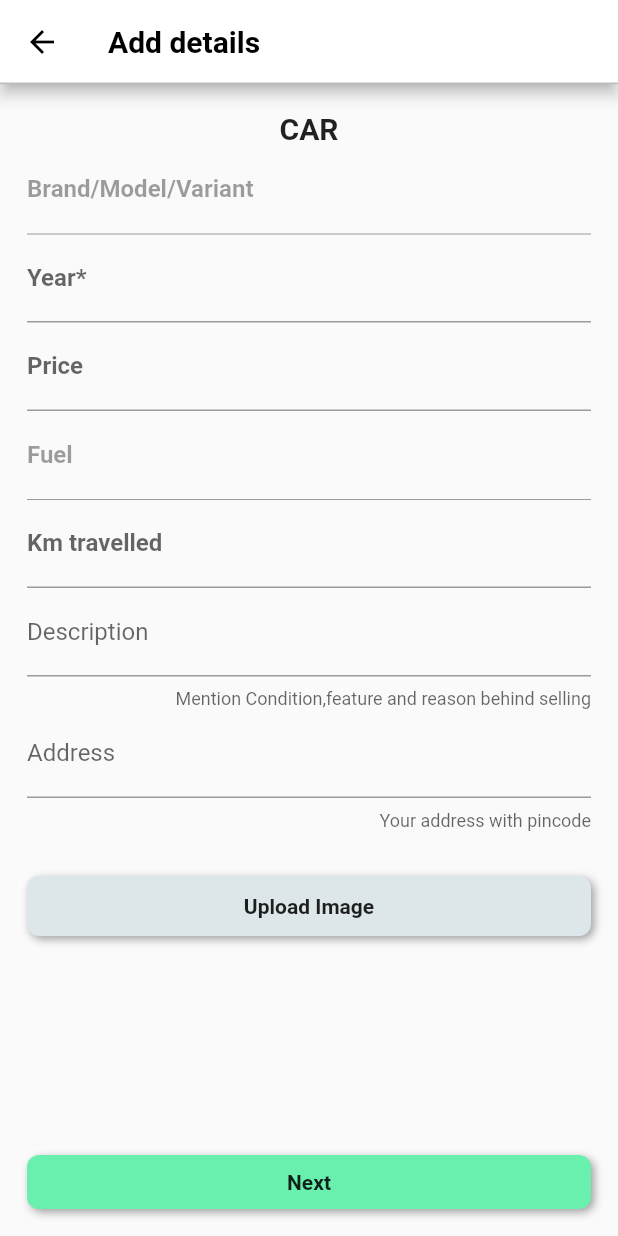
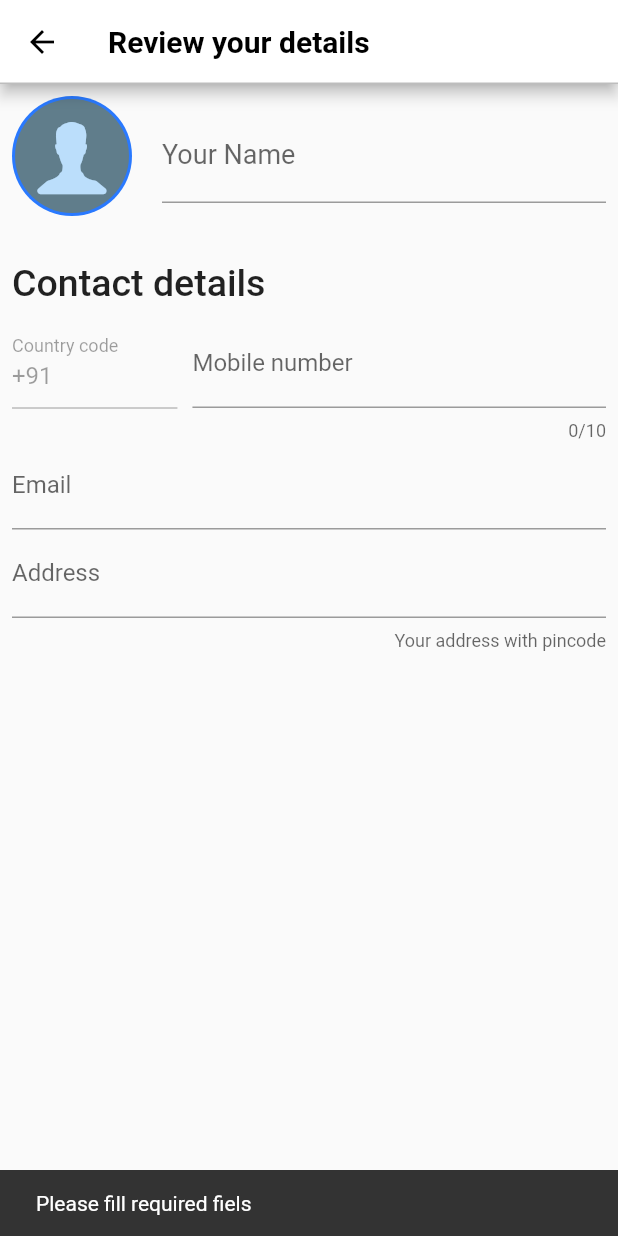
Before and after one commit to srivaayush/olx, a Flutter app: the seller_form screen opened directly, after a tap on "Next", on a phone screen of 412 x 824 dp. Run offline on Flutter 3.47's test engine with Material 2 defaults, Android fonts, the phone set to English and light mode, and no system bars; drawn by our look-alikes of flutter_neumorphic; our stand-ins replace cloud_firestore, email_validator, firebase_auth, firebase_core, firebase_storage, flutter_signin_button and 3 more; missing offline and left inert: dart:ffi, flutter_facebook_auth, galleryimage; accounts and stored records are empty; statements that could not run were skipped.

Commit message:
review_screen++

```diff
--- /dev/null
+++ b/lib/form/UserReviewScreen.dart
@@ -0,0 +1,179 @@
+import 'package:flutter/cupertino.dart';
+import 'package:flutter/material.dart';
+import 'package:email_validator/email_validator.dart';
+import 'package:olx/form/cat_provider.dart';
+import 'package:provider/provider.dart';
+
+class UserReviewScreen extends StatefulWidget {
+  const UserReviewScreen({Key? key}) : super(key: key);
+  static const String id = 'user-review-screen';
+  static final _formkey = GlobalKey<FormState>();
+
+  @override
+  _UserReviewScreenState createState() => _UserReviewScreenState();
+}
+
+class _UserReviewScreenState extends State<UserReviewScreen> {
+  var _nameController = TextEditingController();
+  var _countryController = TextEditingController(text: '+91');
+  var _phoneController = TextEditingController();
+  var _emailController = TextEditingController();
+  var _addressController = TextEditingController();
+
+  @override
+  void didChangeDependencies() {
+    var _provider = Provider.of<CategoryProvider>(context);
+    _provider.getuserDetails();
+    setState(() {
+      _nameController = _provider.userDetails.data().toString().contains('name')
+          ? _provider.userDetails['name']
+          : '';
+      _countryController =
+          _provider.userDetails.data().toString().contains('country')
+              ? _provider.userDetails['country']
+              : '';
+      _phoneController =
+          _provider.userDetails.data().toString().contains('phone')
+              ? _provider.userDetails['phone']
+              : '';
+      _emailController =
+          _provider.userDetails.data().toString().contains('email')
+              ? _provider.userDetails['email']
+              : '';
+      _addressController =
+          _provider.userDetails.data().toString().contains('address')
+              ? _provider.userDetails['address']
+              : '';
+    });
+    super.didChangeDependencies();
+  }
+
+  @override
+  Widget build(BuildContext context) {
+    return Scaffold(
+      appBar: AppBar(
+          backgroundColor: Colors.white,
+          title: Text("Review your details",
+              style:
+                  TextStyle(color: Colors.black, fontWeight: FontWeight.bold)),
+          iconTheme: IconThemeData(color: Colors.black),
+          shape: Border(
+            bottom: BorderSide(
+                color: Colors.grey.shade400, style: BorderStyle.solid),
+          )),
+      body: Form(
+        key: UserReviewScreen._formkey,
+        child: Padding(
+          padding: const EdgeInsets.all(8.0),
+          child: Column(
+            crossAxisAlignment: CrossAxisAlignment.start,
+            children: [
+              Row(
+                children: [
+                  CircleAvatar(
+                    backgroundColor: Colors.blueAccent.shade400,
+                    radius: 40,
+                    child: CircleAvatar(
+                      backgroundColor: Colors.blueGrey.shade500,
+                      radius: 38,
+                      child: Icon(
+                        CupertinoIcons.person_alt,
+                        size: 60,
+                      ),
+                    ),
+                  ),
+                  SizedBox(
+                    width: 20,
+                  ),
+                  Expanded(
+                      child: TextFormField(
+                    controller: _nameController,
+                    style: TextStyle(
+                      fontSize: 18,
+                    ),
+                    decoration: InputDecoration(
+                      labelText: 'Your Name',
+                    ),
+                    validator: (value) {
+                      if (value!.isEmpty) return 'Enter your name';
+
+                      return null;
+                    },
+                  ))
+                ],
+              ),
+              SizedBox(height: 30),
+              Text("Contact details",
+                  style: TextStyle(fontSize: 25, fontWeight: FontWeight.w500)),
+              SizedBox(height: 10),
+              Row(
+                children: [
+                  Expanded(
+                      flex: 2,
+                      child: TextFormField(
+                        controller: _countryController,
+                        enabled: false,
+                        decoration: InputDecoration(
+                          labelText: 'Country code',
+                          helperText: '', //just to align numbering
+                        ),
+                      )),
+                  SizedBox(width: 10),
+                  Expanded(
+                    flex: 5,
+                    child: TextFormField(
+                      controller: _phoneController,
+                      keyboardType: TextInputType.number,
+                      decoration: InputDecoration(
+                        labelText: 'Mobile number',
+                      ),
+                      maxLength: 10,
+                      validator: (value) {
+                        if (value!.isEmpty) return 'Enter Mobile number';
+                        if (value.length < 10)
+                          return 'Enter correct Mobile number';
+                        return null;
+                      },
+                    ),
+                  ),
+                ],
+              ),
+              TextFormField(
+                controller: _emailController,
+                decoration: InputDecoration(
+                  labelText: 'Email',
+                ),
+                validator: (value) {
+                  final bool isvalid = EmailValidator.validate(_emailController
+                      .text); // import 'package:email_validator/email_validator.dart';
+                  if (value == null || value.isEmpty) {
+                    return 'Enter Email';
+                  }
+                  if (value.isNotEmpty && isvalid == false)
+                    return 'Enter valid Email';
+                  return null;
+                },
+              ),
+              TextFormField(
+                controller: _addressController,
+                keyboardType: TextInputType.text,
+                minLines: 1,
+                maxLines: 4,
+                decoration: InputDecoration(
+                  labelText: 'Address',
+                  counterText: 'Your address with pincode',
+                ),
+                validator: (value) {
+                  if (value!.isEmpty) {
+                    return 'Fill required fields';
+                  }
+                  return null;
+                },
+              ),
+            ],
+          ),
+        ),
+      ),
+    );
+  }
+}
--- a/lib/form/cat_provider.dart
+++ b/lib/form/cat_provider.dart
@@ -1,11 +1,16 @@
 import 'package:cloud_firestore/cloud_firestore.dart';
 import 'package:flutter/cupertino.dart';
+import 'package:olx/services/firebase_services.dart';
 import 'package:provider/provider.dart';
 
 class CategoryProvider extends ChangeNotifier {
+  FirebaseService _service = FirebaseService();
+
   late DocumentSnapshot doc;
+  late DocumentSnapshot userDetails;
   late String SelectedCategory;
   List<String> urlList = [];
+  Map<String, dynamic> dataToFirestore = {};
 
   getCategory(selectedCat) {
     this.SelectedCategory = selectedCat;
@@ -21,4 +26,16 @@ class CategoryProvider extends ChangeNotifier {
     this.urlList.add(url);
     notifyListeners();
   }
+
+  getData(data) {
+    this.dataToFirestore = data;
+    notifyListeners();
+  }
+
+  getuserDetails() {
+    _service.getUserData().then((value) {
+      this.userDetails = value;
+      notifyListeners();
+    });
+  }
 }
--- a/lib/form/seller_form.dart
+++ b/lib/form/seller_form.dart
@@ -1,8 +1,10 @@
+import 'dart:ffi';
 import 'dart:ui';
 
 import 'package:flutter/material.dart';
 import 'package:flutter_neumorphic/flutter_neumorphic.dart';
 import 'package:galleryimage/galleryimage.dart';
+import 'package:olx/form/UserReviewScreen.dart';
 import 'package:olx/form/cat_provider.dart';
 import 'package:olx/services/firebase_services.dart';
 import 'package:olx/widgets/ImagePickerWidget.dart';
@@ -25,25 +27,63 @@ class _seller_formState extends State<seller_form> {
   var _priceController = TextEditingController();
   var _fuelController = TextEditingController();
   var _kmController = TextEditingController();
-  var _addressController = TextEditingController();
+  var _descriptionController = TextEditingController();
 
   List<String> _fuelList = ['Diesel', 'Petrol', 'Electric', 'Gas'];
 
-  validate() {
+  validate(CategoryProvider provider) {
     if (_formkey.currentState!.validate()) {
-      print('validated');
+      if (provider.urlList.length > 0) {
+        provider.dataToFirestore.addAll({
+          'category': provider.SelectedCategory,
+          'brand': _brandController,
+          'year': _yearController,
+          'price': _priceController,
+          'fuel': _fuelController,
+          'kmDrive': _kmController,
+          'description': _descriptionController,
+          'id': _service.user!.uid,
+          'images': provider.urlList,
+        });
+
+        Navigator.pushNamed(context, UserReviewScreen.id);
+      } else {
+        ScaffoldMessenger.of(context).showSnackBar(const SnackBar(
+          content: Text('Upload Images'),
+        ));
+      }
+    } else {
+      ScaffoldMessenger.of(context).showSnackBar(const SnackBar(
+        content: Text('Please fill required fiels'),
+      ));
     }
   }
 
-  String _address = '';
-
   @override
-  void initstate() {
-    _service.getUserData().then((value) {
-      setState(() {
-        _addressController.text = value['address'];
-      });
+  void didChangeDependencies() {
+    // TO get context
+    var _catProvider = Provider.of<CategoryProvider>(context);
+    setState(() {
+      _brandController.text = _catProvider.dataToFirestore.isEmpty
+          ? ''
+          : _catProvider.dataToFirestore['brand'];
+      _yearController.text = _catProvider.dataToFirestore.isEmpty
+          ? ''
+          : _catProvider.dataToFirestore['year'];
+      _priceController.text = _catProvider.dataToFirestore.isEmpty
+          ? ''
+          : _catProvider.dataToFirestore['price'];
+      _fuelController.text = _catProvider.dataToFirestore.isEmpty
+          ? ''
+          : _catProvider.dataToFirestore['fuel'];
+      _kmController.text = _catProvider.dataToFirestore.isEmpty
+          ? ''
+          : _catProvider.dataToFirestore['km'];
+      _descriptionController.text = _catProvider.dataToFirestore.isEmpty
+          ? ''
+          : _catProvider.dataToFirestore['description'];
     });
+    super.didChangeDependencies();
   }
 
   @override
@@ -251,28 +291,13 @@ class _seller_formState extends State<seller_form> {
                       },
                     ),
                     TextFormField(
+                      controller: _descriptionController,
                       keyboardType: TextInputType.text,
                       maxLength: 500,
                       decoration: InputDecoration(
                         labelText: 'Description',
                         counterText:
                             'Mention Condition,feature and reason behind selling',
-                      ),
-                      validator: (value) {
-                        if (value!.isEmpty) {
-                          return 'Fill required fields';
-                        }
-                        return null;
-                      },
-                    ),
-                    TextFormField(
-                      controller: _addressController,
-                      keyboardType: TextInputType.text,
-                      minLines: 1,
-                      maxLines: 4,
-                      decoration: InputDecoration(
-                        labelText: 'Address',
-                        counterText: 'Your address with pincode',
                       ),
                       validator: (value) {
                         if (value!.isEmpty) {
@@ -344,7 +369,11 @@ class _seller_formState extends State<seller_form> {
                   style: NeumorphicStyle(
                     color: Colors.greenAccent,
                   ),
-                  onPressed: () {},
+                  onPressed: () {
+                    validate(_catProvider);
+                    print(_catProvider.dataToFirestore);
+                    Navigator.pushNamed(context, UserReviewScreen.id);
+                  },
                 ),
               ),
             )
--- a/lib/main.dart
+++ b/lib/main.dart
@@ -1,6 +1,8 @@
 import 'package:flutter/material.dart';
 import 'package:firebase_core/firebase_core.dart';
 import 'package:olx/authenti/phone_auth.dart';
+import 'package:olx/form/UserReviewScreen.dart';
+import 'package:olx/form/seller_form.dart';
 import 'package:olx/screens/login_page.dart';
 import 'package:olx/screens/splash_screen.dart';
 import 'package:provider/provider.dart';
@@ -43,6 +45,7 @@ class MyApp extends StatelessWidget {
             routes: {
               login.id: (context) => login(),
               phoneauthscreen.id: (context) => phoneauthscreen(),
+              UserReviewScreen.id: (context) => UserReviewScreen(),
             },
           );
         }
--- a/pubspec.yaml
+++ b/pubspec.yaml
@@ -28,6 +28,7 @@ dependencies:
   image_picker: ^0.8.4+6
   firebase_storage: ^10.2.6
   galleryimage: ^1.1.0
+  email_validator: ^2.0.1
 
 dev_dependencies:
   flutter_test:
```
Also changed, not shown: pubspec.lock.
